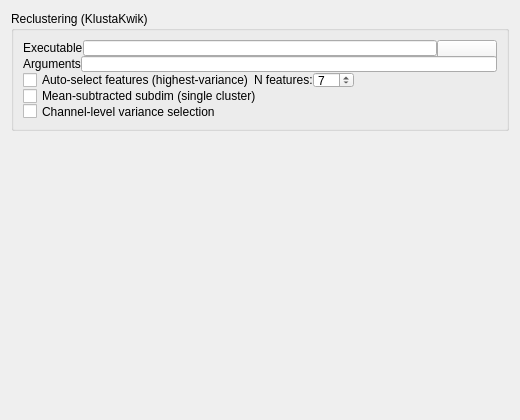
Above: src/klusters/src/prefreclusteringlayout.ui from Gravios/neurosuite-3 before the change. Below: the same form after it.
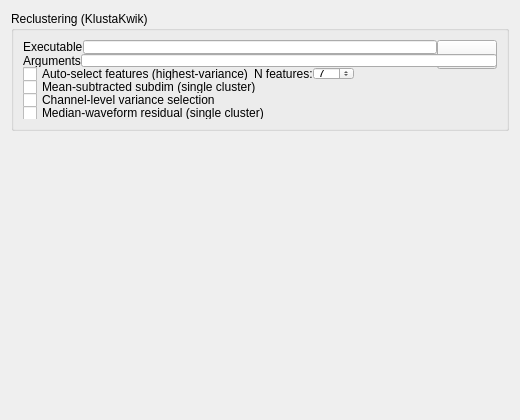
That is the form after the change.

Commit message: feat(klusters): raw-waveform median-residual reclustering path

What changed in the file:
```diff
--- a/src/klusters/src/prefreclusteringlayout.ui
+++ b/src/klusters/src/prefreclusteringlayout.ui
@@ -202,6 +202,36 @@
             </item>
            </layout>
           </item>
+          <item>
+           <layout class="QHBoxLayout">
+            <item>
+             <widget class="QCheckBox" name="reclusterMedianWaveformResidualCheckBox">
+              <property name="text">
+               <string>Median-waveform residual (single cluster)</string>
+              </property>
+              <property name="toolTip">
+               <string>When checked and exactly one cluster is being reclustered, klusters reads the cluster's spikes from the .spk file, subtracts the per-(channel,sample) MEDIAN waveform (robust to drift and outliers), PCA-projects the residual waveforms, and feeds the top N components to KlustaKwik. Operates in raw waveform space rather than feature space. N is taken from the N-features spin-box above. Takes precedence over the mean-subtracted feature-space variant when both are checked. No effect when more than one cluster is reclustered.</string>
+              </property>
+             </widget>
+            </item>
+            <item>
+             <spacer name="spacer_medwav">
+              <property name="orientation">
+               <enum>Qt::Horizontal</enum>
+              </property>
+              <property name="sizeType">
+               <enum>QSizePolicy::Expanding</enum>
+              </property>
+              <property name="sizeHint" stdset="0">
+               <size>
+                <width>40</width>
+                <height>20</height>
+               </size>
+              </property>
+             </spacer>
+            </item>
+           </layout>
+          </item>
          </layout>
         </item>
        </layout>
```
The commit also changes 10 other files.
